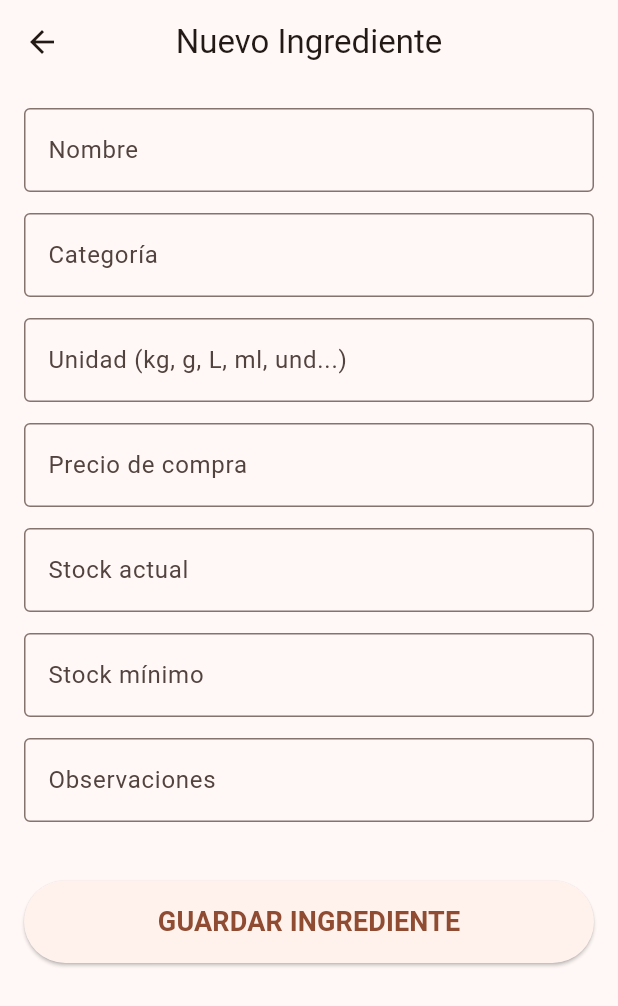
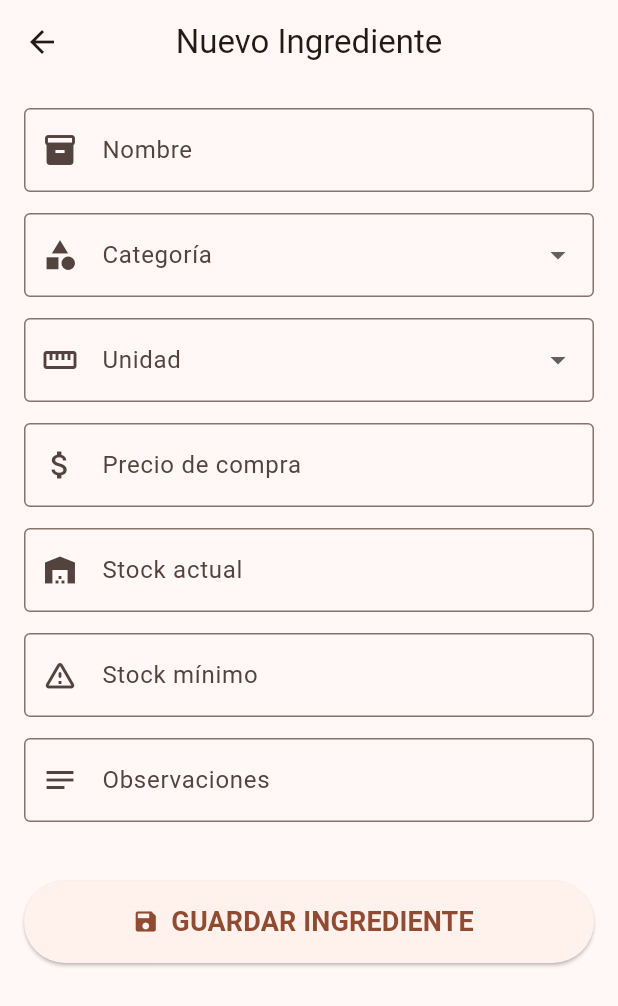
Before and after one commit to luiscarballoag-commits/controlpan, a Flutter app: the IngredientEditorPage screen opened directly, after a tap on "GUARDAR INGREDIENTE", on a phone screen of 412 x 824 dp. Shown: the top 1006 px of the screen. Run offline on Flutter 3.47's test engine with Material 3 defaults, Android fonts, the phone set to English and light mode, and no system bars; our stand-ins replace hive, hive_flutter; accounts and stored records are empty.

Commit message:
Limpieza del editor de ingredientes e inventario

```diff
--- a/lib/screens/ingredient_editor_page.dart
+++ b/lib/screens/ingredient_editor_page.dart
@@ -11,25 +11,44 @@ class IngredientEditorPage extends StatefulWidget {
       _IngredientEditorPageState();
 }
 
-class _IngredientEditorPageState
-    extends State<IngredientEditorPage> {
-
+class _IngredientEditorPageState extends State<IngredientEditorPage> {
   final _nameController = TextEditingController();
-  final _categoryController = TextEditingController();
-  final _unitController = TextEditingController();
   final _priceController = TextEditingController();
   final _stockController = TextEditingController();
   final _minimumController = TextEditingController();
   final _notesController = TextEditingController();
 
-  final IngredientService ingredientService =
-      IngredientService();
+  String? _selectedCategory;
+  String? _selectedUnit;
+
+  final List<String> _categories = [
+    'Harinas',
+    'Azúcares',
+    'Grasas',
+    'Lácteos',
+    'Levaduras',
+    'Mejoradores',
+    'Esencias',
+    'Sales',
+    'Líquidos',
+    'Otros',
+  ];
+
+  final List<String> _units = [
+    'kg',
+    'g',
+    'L',
+    'ml',
+    'Unidad',
+    'Caja',
+    'Saco',
+  ];
+
+  final IngredientService ingredientService = IngredientService();
 
   @override
   void dispose() {
     _nameController.dispose();
-    _categoryController.dispose();
-    _unitController.dispose();
     _priceController.dispose();
     _stockController.dispose();
     _minimumController.dispose();
@@ -43,8 +62,8 @@ class _IngredientEditorPageState
     final ingredient = IngredientCatalog(
       id: DateTime.now().millisecondsSinceEpoch.toString(),
       name: _nameController.text.trim(),
-      category: _categoryController.text.trim(),
-      unit: _unitController.text.trim(),
+      category: _selectedCategory ?? '',
+      unit: _selectedUnit ?? '',
       purchasePrice:
           double.tryParse(_priceController.text) ?? 0,
       stock:
@@ -63,6 +82,7 @@ class _IngredientEditorPageState
     String label,
     TextEditingController controller, {
     TextInputType keyboard = TextInputType.text,
+    IconData? icon,
   }) {
     return Padding(
       padding: const EdgeInsets.only(bottom: 14),
@@ -71,12 +91,12 @@ class _IngredientEditorPageState
         keyboardType: keyboard,
         decoration: InputDecoration(
           labelText: label,
+          prefixIcon: icon != null ? Icon(icon) : null,
           border: const OutlineInputBorder(),
         ),
       ),
     );
   }
-
   @override
   Widget build(BuildContext context) {
     return Scaffold(
@@ -92,39 +112,84 @@ class _IngredientEditorPageState
             buildField(
               "Nombre",
               _nameController,
+              icon: Icons.inventory_2,
             ),
 
-            buildField(
-              "Categoría",
-              _categoryController,
+            Padding(
+              padding: const EdgeInsets.only(bottom: 14),
+              child: DropdownButtonFormField<String>(
+                initialValue: _selectedCategory,
+                decoration: const InputDecoration(
+                  labelText: "Categoría",
+                  prefixIcon: Icon(Icons.category),
+                  border: OutlineInputBorder(),
+                ),
+                items: _categories.map((category) {
+                  return DropdownMenuItem<String>(
+                    value: category,
+                    child: Text(category),
+                  );
+                }).toList(),
+                onChanged: (value) {
+                  setState(() {
+                    _selectedCategory = value;
+                  });
+                },
+              ),
             ),
 
-            buildField(
-              "Unidad (kg, g, L, ml, und...)",
-              _unitController,
+            Padding(
+              padding: const EdgeInsets.only(bottom: 14),
+              child: DropdownButtonFormField<String>(
+                initialValue: _selectedUnit,
+                decoration: const InputDecoration(
+                  labelText: "Unidad",
+                  prefixIcon: Icon(Icons.straighten),
+                  border: OutlineInputBorder(),
+                ),
+                items: _units.map((unit) {
+                  return DropdownMenuItem<String>(
+                    value: unit,
+                    child: Text(unit),
+                  );
+                }).toList(),
+                onChanged: (value) {
+                  setState(() {
+                    _selectedUnit = value;
+                  });
+                },
+              ),
             ),
 
             buildField(
               "Precio de compra",
               _priceController,
-              keyboard: const TextInputType.numberWithOptions(decimal: true),
+              keyboard: const TextInputType.numberWithOptions(
+                decimal: true,
+              ),
+              icon: Icons.attach_money,
             ),
 
             buildField(
               "Stock actual",
               _stockController,
-              keyboard: const TextInputType.numberWithOptions(decimal: true),
-            ),
-
-            buildField(
+              keyboard: const TextInputType.numberWithOptions(
+                decimal: true,
+              ),
+              icon: Icons.warehouse,
+            ),            buildField(
               "Stock mínimo",
               _minimumController,
-              keyboard: const TextInputType.numberWithOptions(decimal: true),
+              keyboard: const TextInputType.numberWithOptions(
+                decimal: true,
+              ),
+              icon: Icons.warning_amber_rounded,
             ),
 
             buildField(
               "Observaciones",
               _notesController,
+              icon: Icons.notes,
             ),
 
             const SizedBox(height: 25),
@@ -132,9 +197,10 @@ class _IngredientEditorPageState
             SizedBox(
               width: double.infinity,
               height: 55,
-              child: ElevatedButton(
+              child: ElevatedButton.icon(
                 onPressed: saveIngredient,
-                child: const Text(
+                icon: const Icon(Icons.save),
+                label: const Text(
                   "GUARDAR INGREDIENTE",
                   style: TextStyle(
                     fontSize: 18,
--- a/lib/screens/inventory_entry_page.dart
+++ b/lib/screens/inventory_entry_page.dart
@@ -55,7 +55,6 @@ class _InventoryEntryPageState
   }
 
   void saveEntry() {
-
     if (selectedIngredient == null) {
       ScaffoldMessenger.of(context).showSnackBar(
         const SnackBar(
@@ -80,7 +79,6 @@ class _InventoryEntryPageState
 
   @override
   Widget build(BuildContext context) {
-
     final ingredients =
         ingredientService.getAllIngredients();
 
@@ -89,28 +87,23 @@ class _InventoryEntryPageState
         title: const Text("Entrada de Inventario"),
         centerTitle: true,
       ),
-
       body: SingleChildScrollView(
         padding: const EdgeInsets.all(16),
-
         child: Column(
           children: [
 
             DropdownButtonFormField<IngredientCatalog>(
-              value: selectedIngredient,
+              initialValue: selectedIngredient,
               decoration: const InputDecoration(
                 labelText: "Ingrediente",
                 border: OutlineInputBorder(),
               ),
               items: ingredients.map((ingredient) {
-
                 return DropdownMenuItem(
                   value: ingredient,
                   child: Text(ingredient.name),
                 );
-
               }).toList(),
-
               onChanged: (value) {
                 setState(() {
                   selectedIngredient = value;
```
